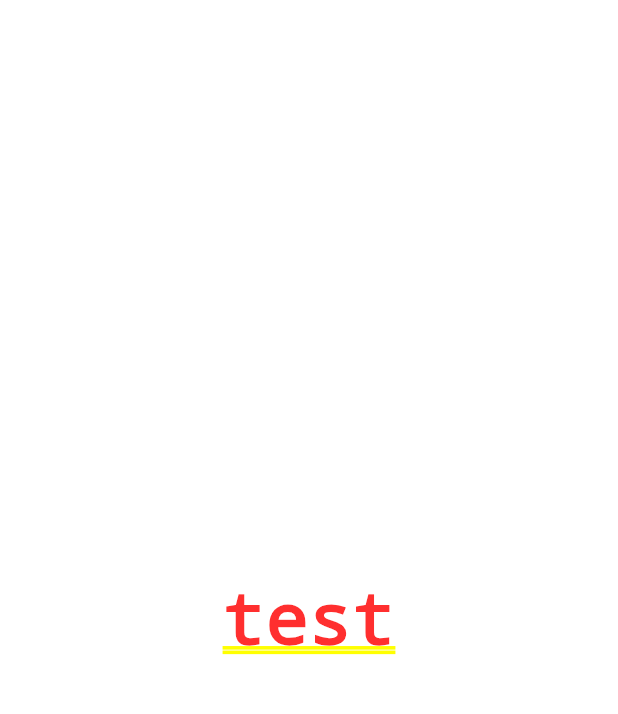
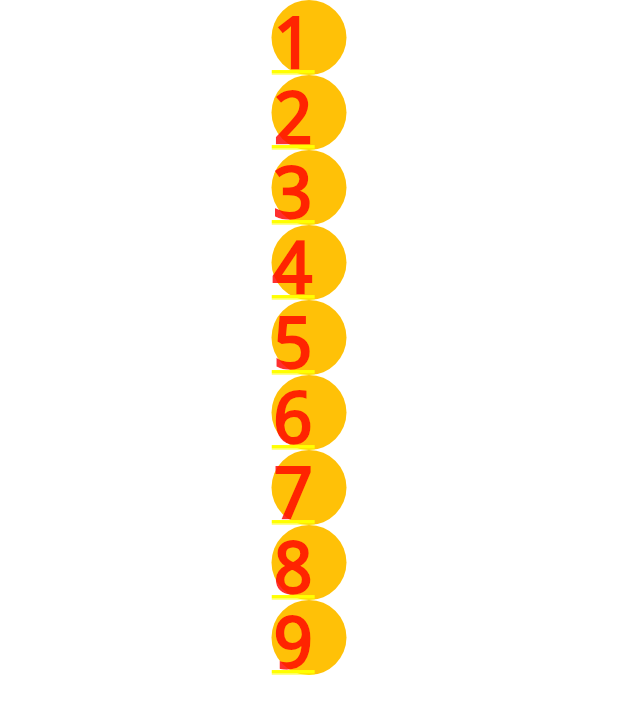
Before and after one commit to yasumasa47/calculator, a Flutter app: the screen it shows after launch, on a phone screen of 412 x 824 dp. Shown: the top 714 px of the screen. Run offline on Flutter 3.47's test engine with Material 3 defaults, Android fonts, the phone set to English and light mode, and no system bars; our stand-ins replace flutter_riverpod.

Commit message:
2023/12/14-23:47

```diff
--- a/lib/pages/calculator_page.dart
+++ b/lib/pages/calculator_page.dart
@@ -1,3 +1,4 @@
+import 'package:calculator/widgets/calculator.dart';
 import 'package:flutter/material.dart';
 
 class CalculatorPage extends StatelessWidget {
@@ -5,6 +6,6 @@ class CalculatorPage extends StatelessWidget {
 
   @override
   Widget build(BuildContext context) {
-    return const Center(child: Text('test'),);
+    return const Center(child: Calculator());
   }
 }
--- /dev/null
+++ b/lib/widgets/calculator.dart
@@ -0,0 +1,28 @@
+import 'package:calculator/widgets/detail/single_button.dart';
+import 'package:flutter/material.dart';
+import 'package:flutter_riverpod/flutter_riverpod.dart';
+
+class Calculator extends ConsumerWidget {
+  const Calculator({super.key});
+
+  @override
+  Widget build(BuildContext context, WidgetRef ref) {
+    return Container(
+      child: Center(
+        child: Column(
+          children: [
+            SingleButton(backColor: Colors.amber, text: '1'),
+            SingleButton(backColor: Colors.amber, text: '2'),
+            SingleButton(backColor: Colors.amber, text: '3'),
+            SingleButton(backColor: Colors.amber, text: '4'),
+            SingleButton(backColor: Colors.amber, text: '5'),
+            SingleButton(backColor: Colors.amber, text: '6'),
+            SingleButton(backColor: Colors.amber, text: '7'),
+            SingleButton(backColor: Colors.amber, text: '8'),
+            SingleButton(backColor: Colors.amber, text: '9'),
+          ],
+        ),
+      ),
+    );
+  }
+}
```
